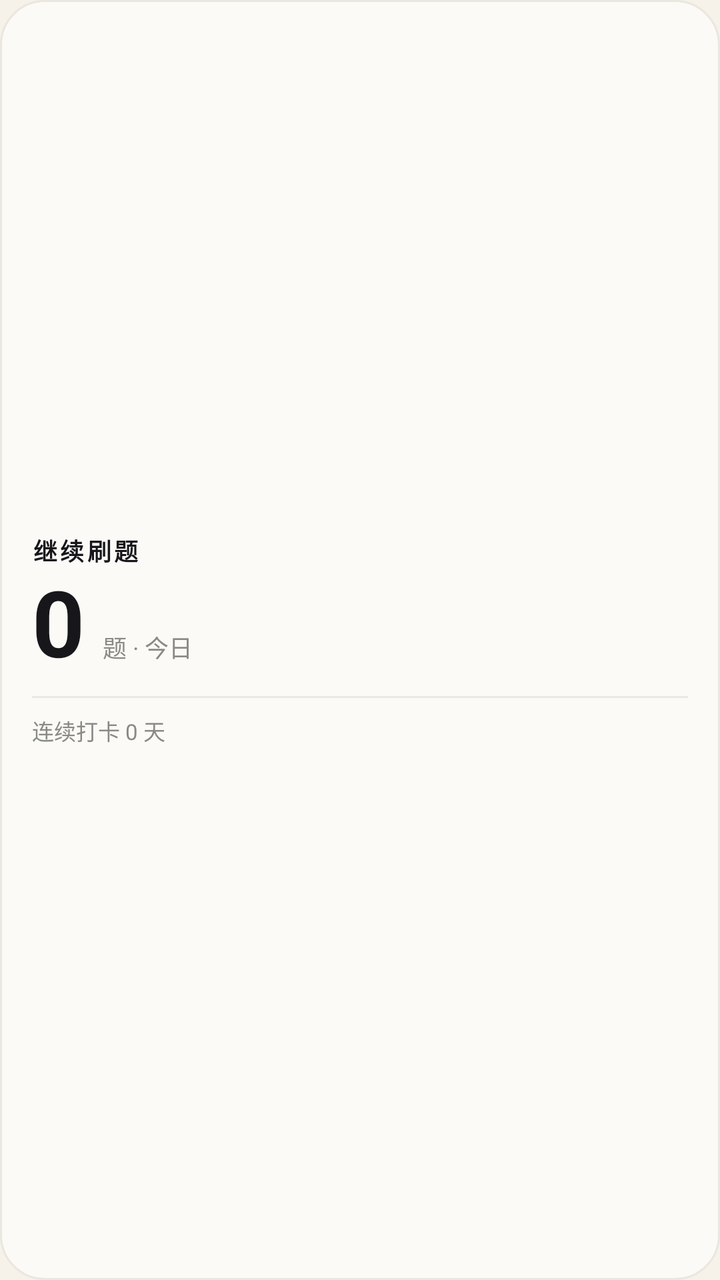
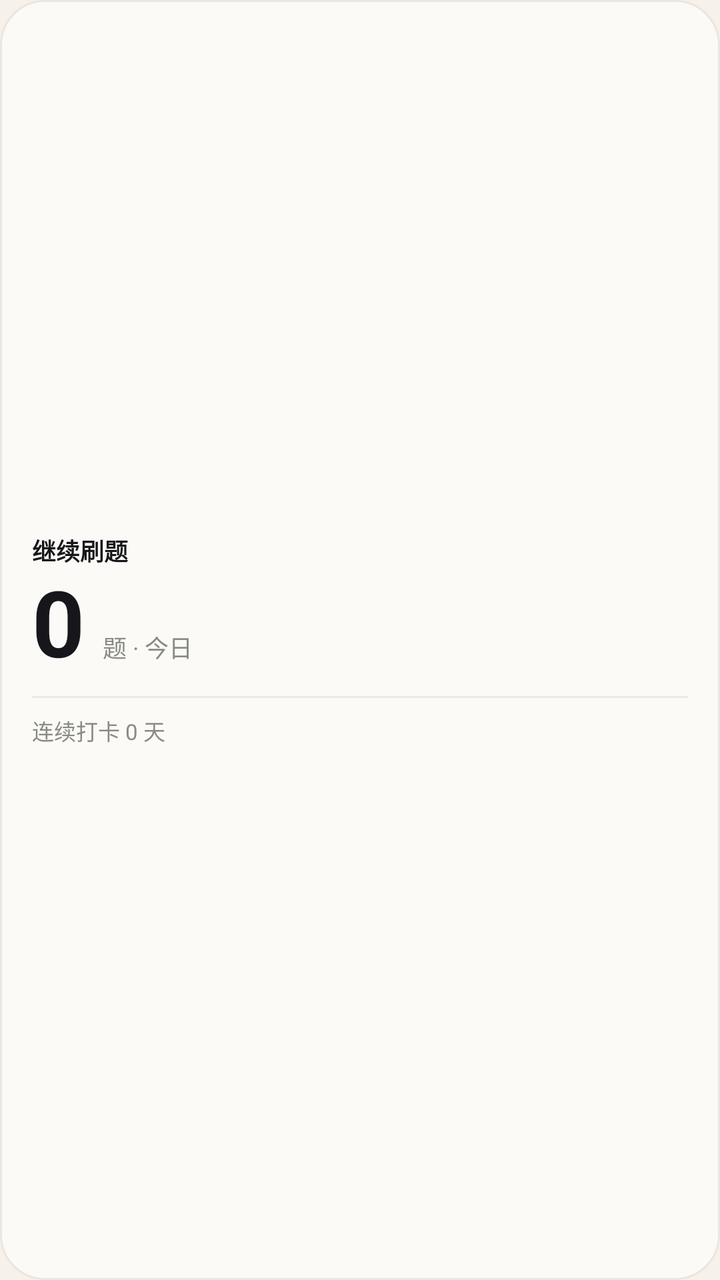

An Android layout rendered at two revisions. The XML below is the earlier revision; the diff shows what the commit changed to produce the second picture.
<!-- AndroidManifest.xml: application theme Theme.DroneQuiz -->
<!-- res/layout/widget_continue.xml -->
<?xml version="1.0" encoding="utf-8"?>
<FrameLayout xmlns:android="http://schemas.android.com/apk/res/android"
    android:id="@+id/wcRoot"
    android:layout_width="match_parent"
    android:layout_height="match_parent"
    android:background="@drawable/widget_bg_light">

    <LinearLayout
        android:layout_width="match_parent"
        android:layout_height="match_parent"
        android:orientation="vertical"
        android:gravity="center_vertical"
        android:paddingStart="16dp"
        android:paddingEnd="16dp">

        <TextView
            android:id="@+id/wcLabel"
            android:layout_width="wrap_content"
            android:layout_height="wrap_content"
            android:text="继续刷题"
            android:textSize="12sp"
            android:textStyle="bold"
            android:letterSpacing="0.12"
            android:textColor="#17171B" />

        <LinearLayout
            android:layout_width="wrap_content"
            android:layout_height="wrap_content"
            android:orientation="horizontal"
            android:layout_marginTop="2dp">

            <TextView
                android:id="@+id/wcNum"
                android:layout_width="wrap_content"
                android:layout_height="wrap_content"
                android:text="0"
                android:textSize="46sp"
                android:textStyle="bold"
                android:includeFontPadding="false"
                android:textColor="#17171B" />

            <TextView
                android:id="@+id/wcUnit"
                android:layout_width="wrap_content"
                android:layout_height="wrap_content"
                android:paddingStart="6dp"
                android:paddingBottom="7dp"
                android:gravity="bottom"
                android:text=" 题 · 今日"
                android:textSize="12sp"
                android:textColor="#8A8A85" />
        </LinearLayout>

        <View
            android:id="@+id/wcHair"
            android:layout_width="match_parent"
            android:layout_height="1dp"
            android:layout_marginTop="8dp"
            android:layout_marginBottom="8dp"
            android:background="#E9E9E4" />

        <TextView
            android:id="@+id/wcFoot"
            android:layout_width="match_parent"
            android:layout_height="wrap_content"
            android:text="连续打卡 0 天"
            android:textSize="11sp"
            android:maxLines="1"
            android:textColor="#8A8A85" />
    </LinearLayout>
</FrameLayout>
<!-- resources referenced by this layout -->
<resources>
  <!-- drawable widget_bg_light (drawable) -->
  <?xml version="1.0" encoding="utf-8"?>
  <shape xmlns:android="http://schemas.android.com/apk/res/android"
      android:shape="rectangle">
      <corners android:radius="22dp" />
      <solid android:color="#FBFAF7" />
      <stroke android:width="1dp" android:color="#E9E7E0" />
  </shape>
  <style name="Theme.DroneQuiz" parent="android:Theme.Material.Light.NoActionBar">
          <item name="android:windowBackground">#F6F1E9</item>
          <item name="android:statusBarColor">@android:color/transparent</item>
          <item name="android:navigationBarColor">@android:color/transparent</item>
          <item name="android:windowLightStatusBar">true</item>
      </style>
</resources>

<!-- the commit's change to res/layout/widget_continue.xml (unified diff, before → after) -->
@@ -20,7 +20,6 @@
             android:text="继续刷题"
             android:textSize="12sp"
             android:textStyle="bold"
-            android:letterSpacing="0.12"
             android:textColor="#17171B" />
 
         <LinearLayout
